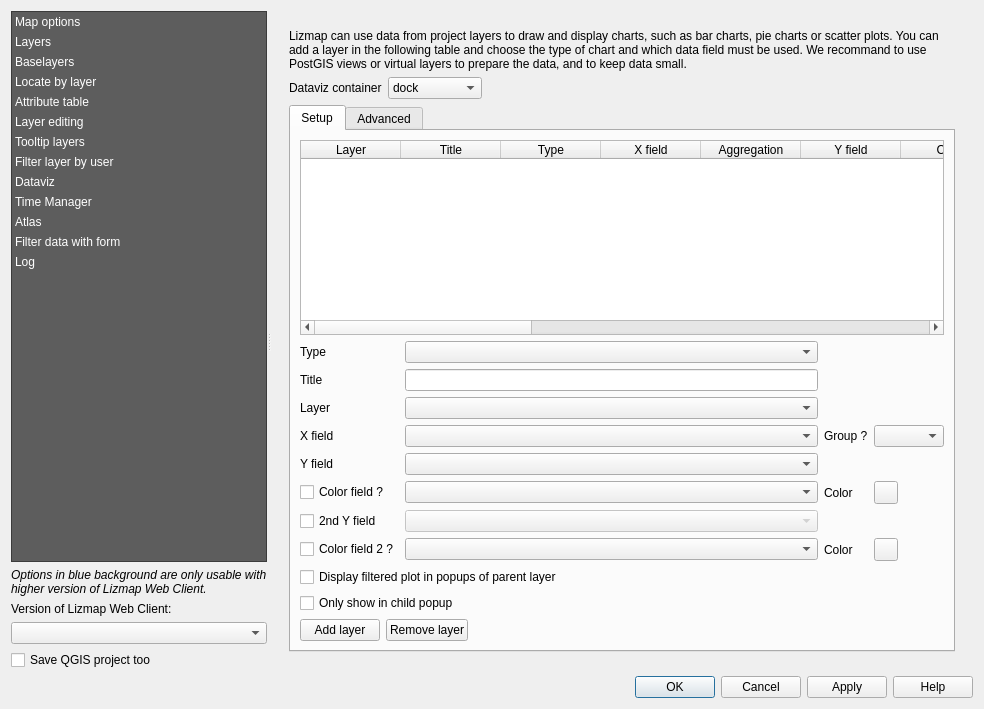
Old version of the form resources/ui/ui_lizmap.ui in the repository 3liz/lizmap-plugin.
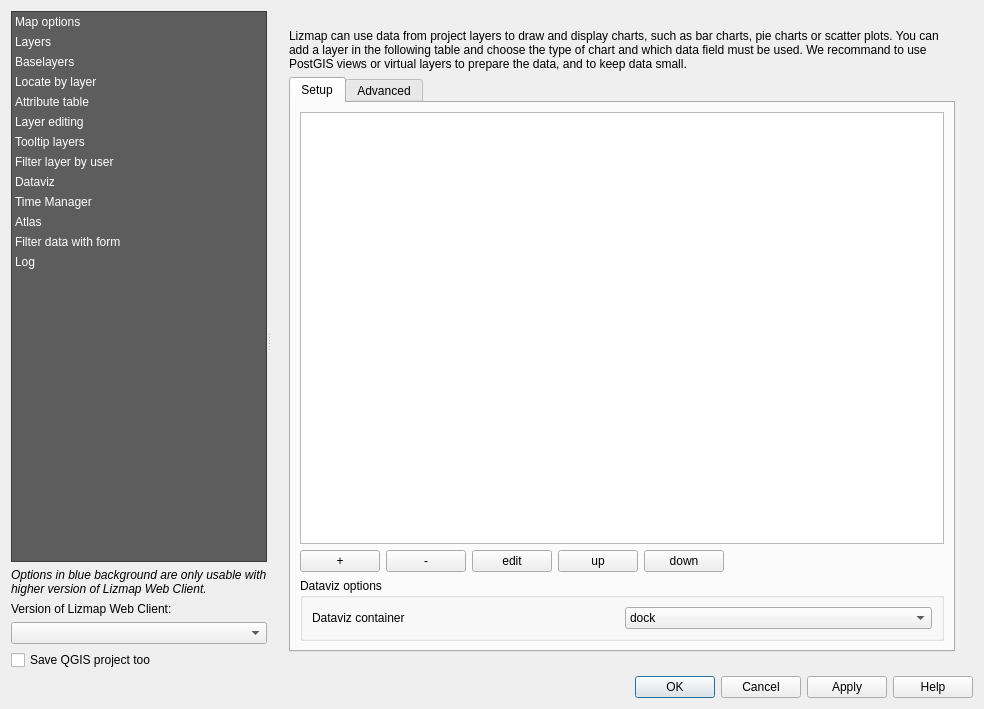
New version of the form. The open tabs and pages were chosen to show the change. Custom widgets are drawn as their Qt base class.

Commit message: make the dataviz panel editable

```diff
--- a/resources/ui/ui_lizmap.ui
+++ b/resources/ui/ui_lizmap.ui
@@ -2783,52 +2783,6 @@
                  </property>
                 </widget>
                </item>
-               <item>
-                <layout class="QHBoxLayout" name="horizontalLayout_34">
-                 <item>
-                  <widget class="QLabel" name="label_79">
-                   <property name="styleSheet">
-                    <string notr="true"/>
-                   </property>
-                   <property name="text">
-                    <string>Dataviz container</string>
-                   </property>
-                  </widget>
-                 </item>
-                 <item>
-                  <widget class="QComboBox" name="liDatavizContainer">
-                   <item>
-                    <property name="text">
-                     <string>dock</string>
-                    </property>
-                   </item>
-                   <item>
-                    <property name="text">
-                     <string>bottomdock</string>
-                    </property>
-                   </item>
-                   <item>
-                    <property name="text">
-                     <string>right-dock</string>
-                    </property>
-                   </item>
-                  </widget>
-                 </item>
-                 <item>
-                  <spacer name="horizontalSpacer_29">
-                   <property name="orientation">
-                    <enum>Qt::Horizontal</enum>
-                   </property>
-                   <property name="sizeHint" stdset="0">
-                    <size>
-                     <width>40</width>
-                     <height>20</height>
-                    </size>
-                   </property>
-                  </spacer>
-                 </item>
-                </layout>
-               </item>
                <item>
                 <widget class="QTabWidget" name="tabWidget">
                  <property name="currentIndex">
@@ -2859,342 +2813,6 @@
                      <property name="selectionBehavior">
                       <enum>QAbstractItemView::SelectRows</enum>
                      </property>
-                     <column>
-                      <property name="text">
-                       <string>Layer</string>
-                      </property>
-                     </column>
-                     <column>
-                      <property name="text">
-                       <string>Title</string>
-                      </property>
-                     </column>
-                     <column>
-                      <property name="text">
-                       <string>Type</string>
-                      </property>
-                     </column>
-                     <column>
-                      <property name="text">
-                       <string>X field</string>
-                      </property>
-                     </column>
-                     <column>
-                      <property name="text">
-                       <string>Aggregation</string>
-                      </property>
-                     </column>
-                     <column>
-                      <property name="text">
-                       <string>Y field</string>
-                      </property>
-                     </column>
-                     <column>
-                      <property name="text">
-                       <string>Color</string>
-                      </property>
-                     </column>
-                     <column>
-                      <property name="text">
-                       <string>Color field</string>
-                      </property>
-                     </column>
-                     <column>
-                      <property name="text">
-                       <string>Second Y field ?</string>
-                      </property>
-                     </column>
-                     <column>
-                      <property name="text">
-                       <string>Y Field 2</string>
-                      </property>
-                     </column>
-                     <column>
-                      <property name="text">
-                       <string>Color 2</string>
-                      </property>
-                     </column>
-                     <column>
-                      <property name="text">
-                       <string>Color field 2</string>
-                      </property>
-                     </column>
-                     <column>
-                      <property name="text">
-                       <string>Popup for main layer</string>
-                      </property>
-                     </column>
-                     <column>
-                      <property name="text">
-                       <string>Only show child</string>
-                      </property>
-                     </column>
-                     <column>
-                      <property name="text">
-                       <string>Popup for children</string>
-                      </property>
-                     </column>
-                     <column>
-                      <property name="text">
-                       <string>Id</string>
-                      </property>
-                     </column>
-                     <column>
-                      <property name="text">
-                       <string>Plot Id</string>
-                      </property>
-                     </column>
-                    </widget>
-                   </item>
-                   <item>
-                    <layout class="QGridLayout" name="gridLayout_4">
-                     <item row="11" column="1">
-                      <widget class="QgsFieldComboBox" name="inDatavizColorField"/>
-                     </item>
-                     <item row="12" column="0">
-                      <widget class="QCheckBox" name="cbDatavizYField2">
-                       <property name="toolTip">
-                        <string>You can add a second Y field, if the graph can accept it.</string>
-                       </property>
-                       <property name="text">
-                        <string>2nd Y field</string>
-                       </property>
-                      </widget>
-                     </item>
-                     <item row="2" column="1">
-                      <widget class="QLineEdit" name="inDatavizPlotTitle">
-                       <property name="toolTip">
-                        <string>The title of the graph</string>
-                       </property>
-                      </widget>
-                     </item>
-                     <item row="5" column="0">
-                      <widget class="QLabel" name="label_76">
-                       <property name="text">
-                        <string>X field</string>
-                       </property>
-                      </widget>
-                     </item>
-                     <item row="0" column="1">
-                      <widget class="QComboBox" name="liDatavizPlotType">
-                       <property name="statusTip">
-                        <string>Type of chart to add</string>
-                       </property>
-                      </widget>
-                     </item>
-                     <item row="8" column="0">
-                      <widget class="QLabel" name="label_77">
-                       <property name="text">
-                        <string>Y field</string>
-                       </property>
-                      </widget>
-                     </item>
-                     <item row="0" column="0">
-                      <widget class="QLabel" name="label_74">
-                       <property name="text">
-                        <string>Type</string>
-                       </property>
-                      </widget>
-                     </item>
-                     <item row="3" column="1">
-                      <widget class="QgsMapLayerComboBox" name="liDatavizPlotLayer">
-                       <property name="toolTip">
-                        <string>Layer to work on</string>
-                       </property>
-                      </widget>
-                     </item>
-                     <item row="3" column="0">
-                      <widget class="QLabel" name="label_58">
-                       <property name="text">
-                        <string>Layer</string>
-                       </property>
-                      </widget>
-                     </item>
-                     <item row="5" column="1">
-                      <widget class="QgsFieldComboBox" name="inDatavizPlotXfield">
-                       <property name="toolTip">
-                        <string>X field of your graph, it might be empty according to the kind of graph (box)</string>
-                       </property>
-                      </widget>
-                     </item>
-                     <item row="8" column="1">
-                      <widget class="QgsFieldComboBox" name="inDatavizPlotYfield">
-                       <property name="toolTip">
-                        <string>The Y field of your graph.</string>
-                       </property>
-                      </widget>
-                     </item>
-                     <item row="2" column="0">
-                      <widget class="QLabel" name="label_71">
-                       <property name="text">
-                        <string>Title</string>
-                       </property>
-                      </widget>
-                     </item>
-                     <item row="12" column="1">
-                      <widget class="QgsFieldComboBox" name="inDatavizPlotYfield2">
-                       <property name="enabled">
-                        <bool>false</bool>
-                       </property>
-                      </widget>
-                     </item>
-                     <item row="5" column="2">
-                      <widget class="QLabel" name="label_98">
-                       <property name="text">
-                        <string>Group ?</string>
-                       </property>
-                      </widget>
-                     </item>
-                     <item row="5" column="3">
-                      <widget class="QComboBox" name="liDatavizAggregation">
-                       <property name="toolTip">
-                        <string>For a few types of charts like ‘bar’ or ‘pie’, you can choose to aggregate the data in the graph. There are a few aggregate functions available - average(avg), sum, count, median, stddev, min, max, first, last</string>
-                       </property>
-                       <item>
-                        <property name="text">
-                         <string/>
-                        </property>
-                       </item>
-                       <item>
-                        <property name="text">
-                         <string>avg</string>
-                        </property>
-                       </item>
-                       <item>
-                        <property name="text">
-                         <string>sum</string>
-                        </property>
-                       </item>
-                       <item>
-                        <property name="text">
-                         <string>count</string>
-                        </property>
-                       </item>
-                       <item>
-                        <property name="text">
-                         <string>median</string>
-                        </property>
-                       </item>
-                       <item>
-                        <property name="text">
-                         <string>stddev</string>
-                        </property>
-                       </item>
-                       <item>
-                        <property name="text">
-                         <string>min</string>
-                        </property>
-                       </item>
-                       <item>
-                        <property name="text">
-                         <string>max</string>
-                        </property>
-                       </item>
-                       <item>
-                        <property name="text">
-                         <string>first</string>
-                        </property>
-                       </item>
-                       <item>
-                        <property name="text">
-                         <string>last</string>
-                        </property>
-                       </item>
-                      </widget>
-                     </item>
-                     <item row="11" column="3">
-                      <widget class="QgsColorButton" name="inDatavizPlotColor">
-                       <property name="color" stdset="0">
-                        <color>
-                         <red>0</red>
-                         <green>170</green>
-                         <blue>255</blue>
-                        </color>
-                       </property>
-                       <property name="defaultColor" stdset="0">
-                        <color>
-                         <red>0</red>
-                         <green>170</green>
-                         <blue>255</blue>
-                        </color>
-                       </property>
-                      </widget>
-                     </item>
-                     <item row="11" column="2">
-                      <widget class="QLabel" name="label_75">
-                       <property name="text">
-                        <string>Color</string>
-                       </property>
-                      </widget>
-                     </item>
-                     <item row="13" column="1">
-                      <widget class="QgsFieldComboBox" name="inDatavizColorField2"/>
-                     </item>
-                     <item row="13" column="3">
-                      <widget class="QgsColorButton" name="inDatavizPlotColor2">
-                       <property name="color" stdset="0">
-                        <color>
-                         <red>255</red>
-                         <green>170</green>
-                         <blue>0</blue>
-                        </color>
-                       </property>
-                       <property name="defaultColor" stdset="0">
-                        <color>
-                         <red>255</red>
-                         <green>170</green>
-                         <blue>0</blue>
-                        </color>
-                       </property>
-                      </widget>
-                     </item>
-                     <item row="13" column="2">
-                      <widget class="QLabel" name="label_80">
-                       <property name="text">
-                        <string>Color</string>
-                       </property>
-                      </widget>
-                     </item>
-                     <item row="13" column="0">
-                      <widget class="QCheckBox" name="cbDatavizUseColorField2">
-                       <property name="toolTip">
-                        <string>You can choose the color of the second Y field the same way you choose the one for his first Y field.</string>
-                       </property>
-                       <property name="text">
-                        <string>Color field 2 ?</string>
-                       </property>
-                      </widget>
-                     </item>
-                     <item row="11" column="0">
-                      <widget class="QCheckBox" name="cbDatavizUseColorField">
-                       <property name="toolTip">
-                        <string>You can choose or not a color field to customize the color of each category of your chart. If you want to do it, you need to check the checkbox, then choose the field of your layer which contains the colors you want to use. The color can be written like ‘red’ or ‘blue’ but it can be an HTML color code like ‘#01DFD7’ for example.</string>
-                       </property>
-                       <property name="text">
-                        <string>Color field ?</string>
-                       </property>
-                      </widget>
-                     </item>
-                    </layout>
-                   </item>
-                   <item>
-                    <widget class="QCheckBox" name="cbDatavizDisplayChildPlot">
-                     <property name="toolTip">
-                      <string>If you check this checkbox, the children of your layer will get the same graph as the parent plot but filtered only for them. It’s useful if you want to see the statistics of one entity instead of all.</string>
-                     </property>
-                     <property name="text">
-                      <string>Display filtered plot in popups of parent layer</string>
-                     </property>
-                    </widget>
-                   </item>
-                   <item>
-                    <widget class="QCheckBox" name="cbDatavizOnlyShowChild">
-                     <property name="toolTip">
-                      <string>The main graph will not be shown in the main container and only the filtered graph of the relation of the layer will be displayed in the popup when you select the element.</string>
-                     </property>
-                     <property name="text">
-                      <string>Only show in child popup</string>
-                     </property>
                     </widget>
                    </item>
                    <item>
@@ -3202,14 +2820,35 @@
                      <item>
                       <widget class="QPushButton" name="btDatavizAddLayer">
                        <property name="text">
-                        <string>Add layer</string>
+                        <string notr="true">+</string>
                        </property>
                       </widget>
                      </item>
                      <item>
                       <widget class="QPushButton" name="btDatavizRemoveLayer">
                        <property name="text">
-                        <string>Remove layer</string>
+                        <string notr="true">-</string>
+                       </property>
+                      </widget>
+                     </item>
+                     <item>
+                      <widget class="QPushButton" name="edit_dataviz_layer">
+                       <property name="text">
+                        <string notr="true">edit</string>
+                       </property>
+                      </widget>
+                     </item>
+                     <item>
+                      <widget class="QPushButton" name="up_dataviz_layer">
+                       <property name="text">
+                        <string notr="true">up</string>
+                       </property>
+                      </widget>
+                     </item>
+                     <item>
+                      <widget class="QPushButton" name="down_dataviz_layer">
+                       <property name="text">
+                        <string notr="true">down</string>
                        </property>
                       </widget>
                      </item>
@@ -3228,6 +2867,44 @@
                      </item>
                     </layout>
                    </item>
+                   <item>
+                    <widget class="QGroupBox" name="groupBox_5">
+                     <property name="title">
+                      <string>Dataviz options</string>
+                     </property>
+                     <layout class="QGridLayout" name="gridLayout_5">
+                      <item row="0" column="0">
+                       <widget class="QLabel" name="label_79">
+                        <property name="styleSheet">
+                         <string notr="true"/>
+                        </property>
+                        <property name="text">
+                         <string>Dataviz container</string>
+                        </property>
+                       </widget>
+                      </item>
+                      <item row="0" column="1">
+                       <widget class="QComboBox" name="liDatavizContainer">
+                        <item>
+                         <property name="text">
+                          <string>dock</string>
+                         </property>
+                        </item>
+                        <item>
+                         <property name="text">
+                          <string>bottomdock</string>
+                         </property>
+                        </item>
+                        <item>
+                         <property name="text">
+                          <string>right-dock</string>
+                         </property>
+                        </item>
+                       </widget>
+                      </item>
+                     </layout>
+                    </widget>
+                   </item>
                   </layout>
                  </widget>
                  <widget class="QWidget" name="tab_2">
@@ -3750,27 +3427,12 @@
   </layout>
  </widget>
  <customwidgets>
-  <customwidget>
-   <class>QgsFieldComboBox</class>
-   <extends>QComboBox</extends>
-   <header>qgis.gui</header>
-  </customwidget>
-  <customwidget>
-   <class>QgsMapLayerComboBox</class>
-   <extends>QComboBox</extends>
-   <header>qgis.gui</header>
-  </customwidget>
   <customwidget>
    <class>QgsCollapsibleGroupBox</class>
    <extends>QGroupBox</extends>
    <header>qgis.gui</header>
    <container>1</container>
   </customwidget>
-  <customwidget>
-   <class>QgsColorButton</class>
-   <extends>QToolButton</extends>
-   <header>qgis.gui</header>
-  </customwidget>
   <customwidget>
    <class>QgsCodeEditorHTML</class>
    <extends>QTextEdit</extends>
```
Left out of the diff: 25 changed lines with no effect on the pictures. The commit also changes 7 other files.
